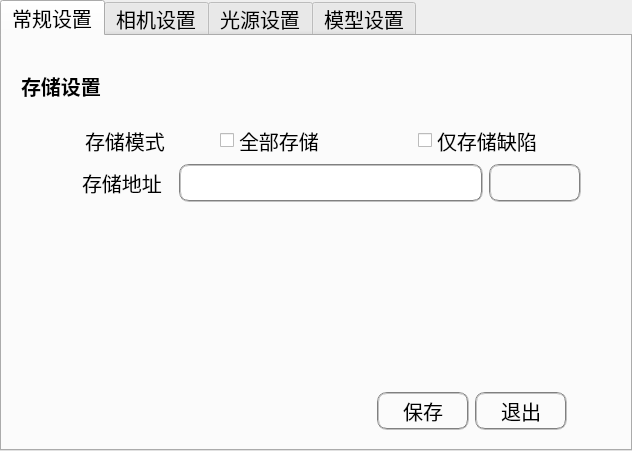
Old version of the form FabricUI/ConfigWidget.ui in the repository shuaih7/FabricUI.
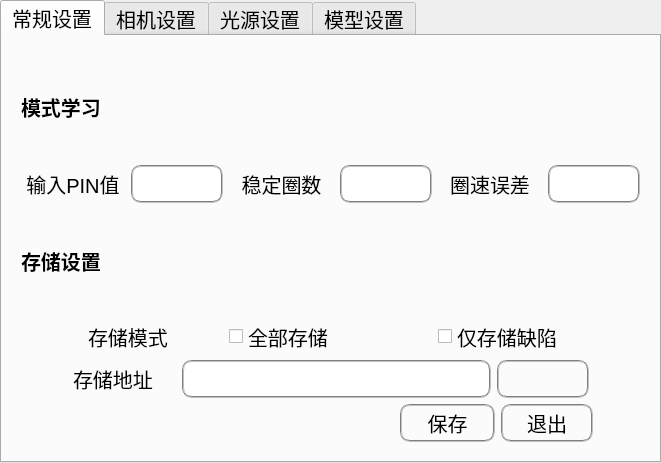
New version of the form. The open tabs and pages were chosen to show the change. Icons and pictures are not drawn.

Diff of the .ui file:
```diff
--- a/FabricUI/ConfigWidget.ui
+++ b/FabricUI/ConfigWidget.ui
@@ -6,8 +6,8 @@
    <rect>
     <x>0</x>
     <y>0</y>
-    <width>632</width>
-    <height>451</height>
+    <width>661</width>
+    <height>463</height>
    </rect>
   </property>
   <property name="minimumSize">
@@ -40,7 +40,7 @@
    </attribute>
    <layout class="QGridLayout" name="gridLayout_4">
     <item row="0" column="0">
-     <layout class="QVBoxLayout" name="verticalLayout_4" stretch="1,1,1,3,1">
+     <layout class="QVBoxLayout" name="verticalLayout_4" stretch="2,2,2,2,2,2">
       <property name="leftMargin">
        <number>10</number>
       </property>
@@ -53,6 +53,71 @@
       <property name="bottomMargin">
        <number>10</number>
       </property>
+      <item>
+       <widget class="QLabel" name="label_22">
+        <property name="styleSheet">
+         <string notr="true">font: bold;</string>
+        </property>
+        <property name="text">
+         <string>模式学习</string>
+        </property>
+       </widget>
+      </item>
+      <item>
+       <layout class="QHBoxLayout" name="horizontalLayout_21" stretch="3,2,3,2,3,2">
+        <item>
+         <widget class="QLabel" name="label_25">
+          <property name="text">
+           <string>输入PIN值</string>
+          </property>
+          <property name="alignment">
+           <set>Qt::AlignCenter</set>
+          </property>
+         </widget>
+        </item>
+        <item>
+         <widget class="QLineEdit" name="pinLine">
+          <property name="styleSheet">
+           <string notr="true">font-size: 20px;height: 30px;width: 80px; border:2px groove gray;border-radius:10px;padding:2px 4px;</string>
+          </property>
+         </widget>
+        </item>
+        <item>
+         <widget class="QLabel" name="label_26">
+          <property name="text">
+           <string>稳定圈数</string>
+          </property>
+          <property name="alignment">
+           <set>Qt::AlignCenter</set>
+          </property>
+         </widget>
+        </item>
+        <item>
+         <widget class="QLineEdit" name="revNumLine">
+          <property name="styleSheet">
+           <string notr="true">font-size: 20px;height: 30px;width: 80px; border:2px groove gray;border-radius:10px;padding:2px 4px;</string>
+          </property>
+         </widget>
+        </item>
+        <item>
+         <widget class="QLabel" name="label_27">
+          <property name="text">
+           <string>圈速误差</string>
+          </property>
+          <property name="alignment">
+           <set>Qt::AlignCenter</set>
+          </property>
+         </widget>
+        </item>
+        <item>
+         <widget class="QLineEdit" name="revOffsetLine">
+          <property name="styleSheet">
+           <string notr="true">font-size: 20px;height: 30px;width: 80px; border:2px groove gray;border-radius:10px;padding:2px 4px;</string>
+          </property>
+         </widget>
+        </item>
+       </layout>
+      </item>
       <item>
        <widget class="QLabel" name="label_19">
         <property name="styleSheet">
@@ -102,7 +167,7 @@
        </layout>
       </item>
       <item>
-       <layout class="QHBoxLayout" name="horizontalLayout_17" stretch="2,3,10,1,1">
+       <layout class="QHBoxLayout" name="horizontalLayout_17" stretch="1,2,6,1,1">
         <item>
          <spacer name="horizontalSpacer_33">
           <property name="orientation">
@@ -159,19 +224,6 @@
         </item>
        </layout>
       </item>
-      <item>
-       <spacer name="verticalSpacer_5">
-        <property name="orientation">
-         <enum>Qt::Vertical</enum>
-        </property>
-        <property name="sizeHint" stdset="0">
-         <size>
-          <width>20</width>
-          <height>40</height>
-         </size>
-        </property>
-       </spacer>
-      </item>
       <item>
        <layout class="QHBoxLayout" name="horizontalLayout_18" stretch="8,2,1,1">
         <property name="topMargin">
```
Left out of the diff: 38 changed lines with no effect on the pictures.
